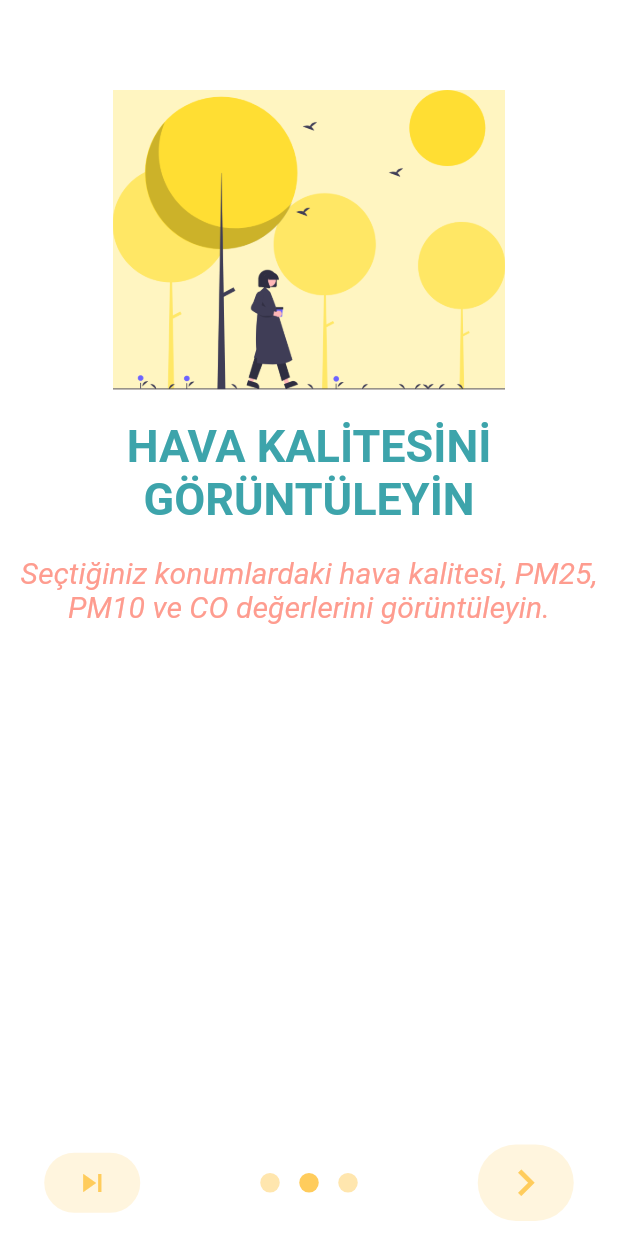
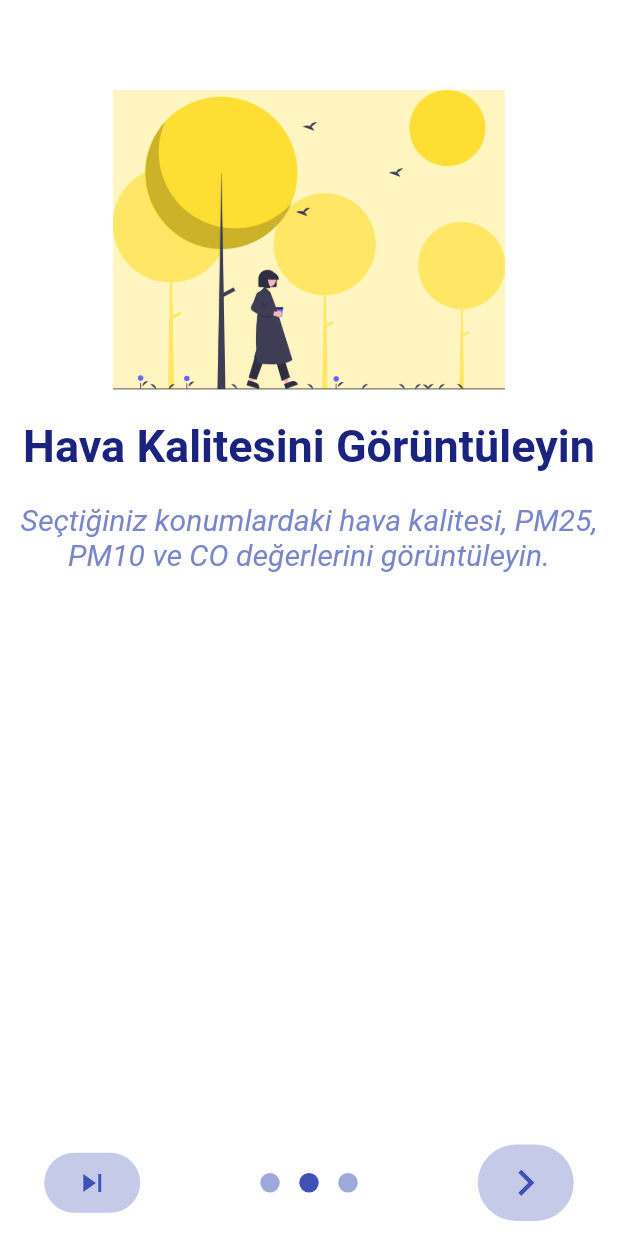
Before and after one commit to tekangun/fh-humanity, a Flutter app: the screen it shows after launch, swiped to page 2, on a phone screen of 412 x 824 dp. Run offline on Flutter 3.47's test engine with Material 2 defaults, Android fonts, the phone set to English and light mode, and no system bars; drawn by our look-alikes of intro_slider; our stand-ins replace carousel_slider, flutter_map, geolocator, get_it, hive, hive_flutter and 3 more; missing offline and left inert: flutter_map_marker_cluster; accounts and stored records are empty; Roboto replaces fonts that are missing (Raleway, RobotoMono).

Commit message:
intro style

```diff
--- a/lib/screens/intro.dart
+++ b/lib/screens/intro.dart
@@ -21,16 +21,16 @@ class _IntroScreenState extends State<IntroScreen> {
     super.initState();
     slides.add(
       Slide(
-        title: 'KONUM SEÇİN',
+        title: 'Konum Seçin',
         styleTitle: TextStyle(
-            color: Color(0xff3da4ab),
+            color: Colors.indigo[900],
             fontSize: 30.0,
             fontWeight: FontWeight.bold,
             fontFamily: 'RobotoMono'),
         description:
             'Hava kalite bilgisini görmek istediğiniz konumu seçin veya halihazırdaki konumuzu uygulama ile paylaşın.',
         styleDescription: TextStyle(
-            color: Color(0xfffe9c8f),
+            color: Colors.indigo[300],
             fontSize: 20.0,
             fontStyle: FontStyle.italic,
             fontFamily: 'Raleway'),
@@ -39,16 +39,16 @@ class _IntroScreenState extends State<IntroScreen> {
     );
     slides.add(
       Slide(
-        title: 'HAVA KALİTESİNİ GÖRÜNTÜLEYİN',
+        title: 'Hava Kalitesini Görüntüleyin',
         styleTitle: TextStyle(
-            color: Color(0xff3da4ab),
+            color: Colors.indigo[900],
             fontSize: 30.0,
             fontWeight: FontWeight.bold,
             fontFamily: 'RobotoMono'),
         description:
             'Seçtiğiniz konumlardaki hava kalitesi, PM25, PM10 ve CO değerlerini görüntüleyin.',
         styleDescription: TextStyle(
-            color: Color(0xfffe9c8f),
+            color: Colors.indigo[300],
             fontSize: 20.0,
             fontStyle: FontStyle.italic,
             fontFamily: 'Raleway'),
@@ -57,16 +57,16 @@ class _IntroScreenState extends State<IntroScreen> {
     );
     slides.add(
       Slide(
-        title: 'HARİTAYI KULLANIN',
+        title: 'Haritayı Kullanın',
         styleTitle: TextStyle(
-            color: Color(0xff3da4ab),
+            color: Colors.indigo[900],
             fontSize: 30.0,
             fontWeight: FontWeight.bold,
             fontFamily: 'RobotoMono'),
         description:
             'Harita üzerinden yeni konumlar ekleyin veya eklenen konumları görüntüleyin.',
         styleDescription: TextStyle(
-            color: Color(0xfffe9c8f),
+            color: Colors.indigo[300],
             fontSize: 20.0,
             fontStyle: FontStyle.italic,
             fontFamily: 'Raleway'),
@@ -86,7 +86,7 @@ class _IntroScreenState extends State<IntroScreen> {
   Widget renderNextBtn() {
     return Icon(
       Icons.navigate_next,
-      color: Color(0xffffcc5c),
+      color: Colors.indigo,
       size: 35.0,
     );
   }
@@ -94,14 +94,14 @@ class _IntroScreenState extends State<IntroScreen> {
   Widget renderDoneBtn() {
     return Icon(
       Icons.done,
-      color: Color(0xffffcc5c),
+      color: Colors.indigo,
     );
   }
 
   Widget renderSkipBtn() {
     return Icon(
       Icons.skip_next,
-      color: Color(0xffffcc5c),
+      color: Colors.indigo,
     );
   }
 
@@ -163,8 +163,8 @@ class _IntroScreenState extends State<IntroScreen> {
 
       // Skip button
       renderSkipBtn: renderSkipBtn(),
-      colorSkipBtn: Color(0x33ffcc5c),
-      highlightColorSkipBtn: Color(0xffffcc5c),
+      colorSkipBtn: Colors.indigo[100],
+      highlightColorSkipBtn: Colors.indigo,
 
       // Next button
       renderNextBtn: renderNextBtn(),
@@ -172,11 +172,11 @@ class _IntroScreenState extends State<IntroScreen> {
       // Done button
       renderDoneBtn: renderDoneBtn(),
       onDonePress: onDonePress,
-      colorDoneBtn: Color(0x33ffcc5c),
-      highlightColorDoneBtn: Color(0xffffcc5c),
+      colorDoneBtn: Colors.indigo[100],
+      highlightColorDoneBtn: Colors.indigo,
 
       // Dot indicator
-      colorDot: Color(0xffffcc5c),
+      colorDot: Colors.indigo,
       sizeDot: 13.0,
       // typeDotAnimation: dotSliderAnimation.SIZE_TRANSITION,
 
```
